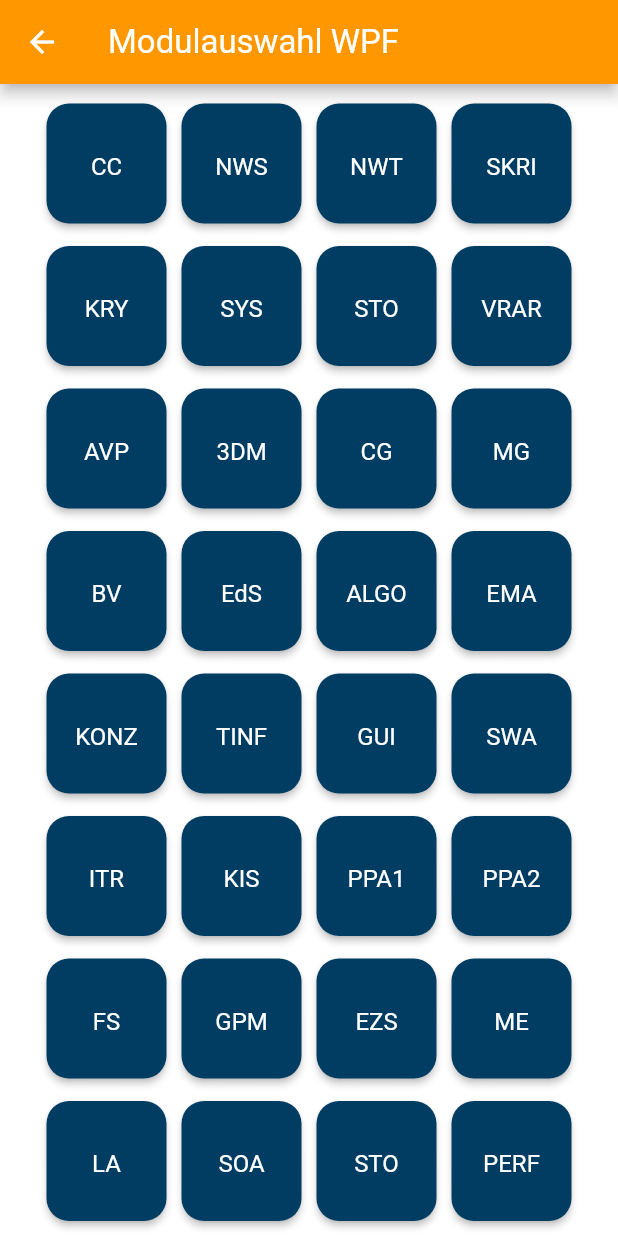
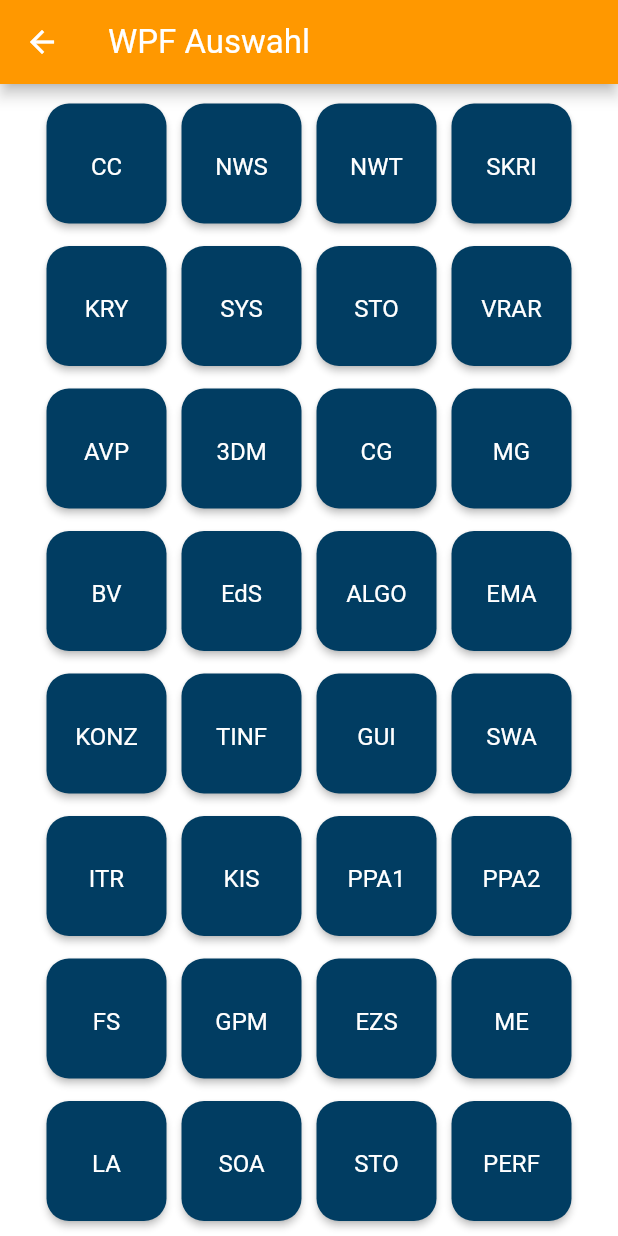
Before and after one commit to AlfredTachi/MyStudyBuddy2020, a Flutter app: the ModuleSelectionWPF screen opened by its route, on a phone screen of 412 x 824 dp. Run offline on Flutter 3.47's test engine with Material 2 defaults, Android fonts, the phone set to English and light mode, and no system bars; our stand-ins replace get, liquid_progress_indicator, percent_indicator, photo_view, shared_preferences, smooth_star_rating and 2 more; missing offline and left inert: flutter_custom_dialog; accounts and stored records are empty.

Commit message:
fixed header naming of wpf and qsp

```diff
--- a/lib/dashboard/module_selection/module_selection_QSP.dart
+++ b/lib/dashboard/module_selection/module_selection_QSP.dart
@@ -20,7 +20,7 @@ class ModuleSelectionQSPState extends State<ModuleSelectionQSP> {
   Widget build(BuildContext context) {
     return Scaffold(
       appBar: AppBar(
-        title: Text("QSP-Auswahl"),
+        title: Text("QSP Auswahl"),
       ),
       body: _children[_currentIndex],
       bottomNavigationBar: BottomNavigationBar(
--- a/lib/dashboard/module_selection/module_selection_WPF.dart
+++ b/lib/dashboard/module_selection/module_selection_WPF.dart
@@ -11,7 +11,7 @@ class ModuleSelectionWPFState extends State<ModuleSelectionWPF> {
   Widget build(BuildContext context) {
     return Scaffold(
       appBar: AppBar(
-        title: Text("Modulauswahl WPF"),
+        title: Text("WPF Auswahl"),
       ),
       body:StaggeredViewWPF()
     );
```
